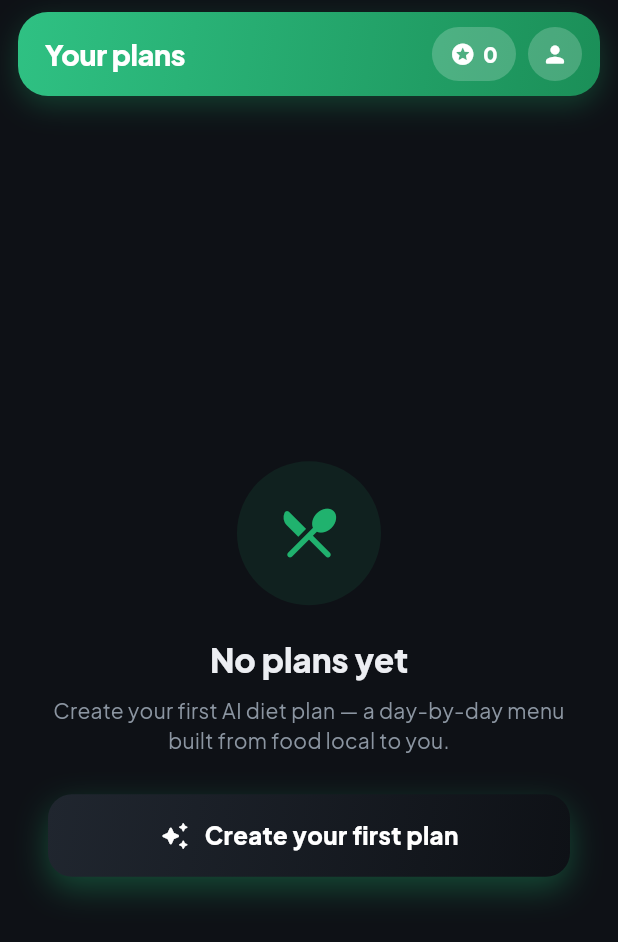
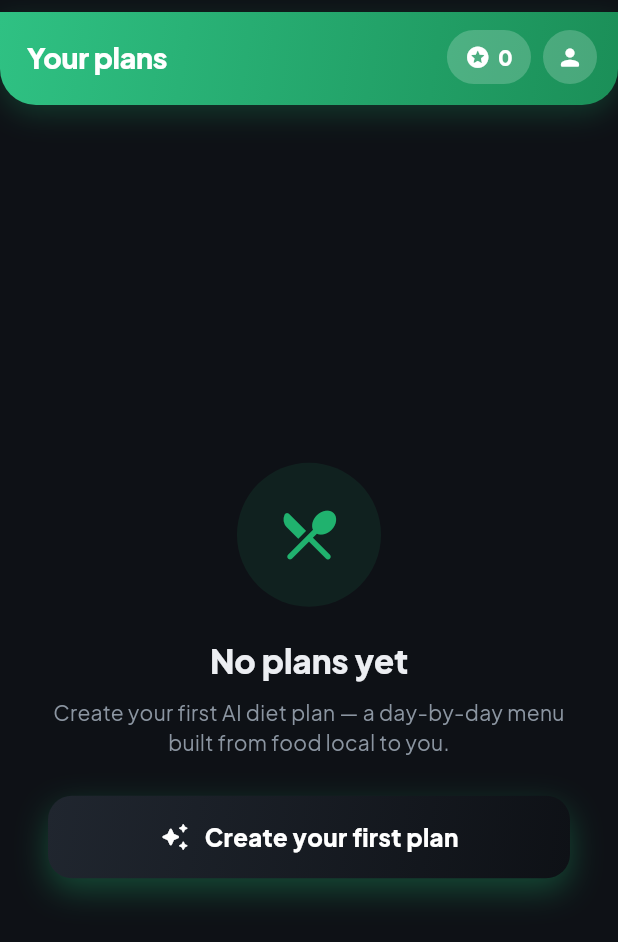
Before and after one commit to krishnaeee/DietPlanner, a Flutter app: the HomeScreen screen opened directly, on a phone screen of 412 x 824 dp. Shown: the top 942 px of the screen. Run offline on Flutter 3.47's test engine with Material 3 defaults, Android fonts, the phone set to English and light mode, and no system bars; our stand-ins replace flutter_local_notifications, flutter_timezone, google_fonts, google_sign_in, shared_preferences, timezone; missing offline and left inert: purchases_flutter; accounts and stored records are empty; network calls fail.

Commit message:
Make the themed header full-width, flush to the sides
Drop the side insets so the brand-colored header spans edge to edge, with
a soft rounded bottom; keep the gap below the status bar.

Co-Authored-By: Claude Opus 4.8 <noreply@anthropic.com>

```diff
--- a/mobile/lib/widgets/fresh.dart
+++ b/mobile/lib/widgets/fresh.dart
@@ -32,20 +32,21 @@ class FreshHeader extends StatelessWidget {
       bottom: false,
       // Gap between the OS status bar and the app's top bar.
       child: Padding(
-        padding: const EdgeInsets.fromLTRB(12, 8, 12, 4),
+        padding: const EdgeInsets.only(top: 8),
         child: Container(
+          // Full-width band, flush to the sides, with a soft rounded bottom.
           decoration: BoxDecoration(
             gradient: AppColors.ctaGradient, // the brand theme colour
-            borderRadius: BorderRadius.circular(20),
+            borderRadius: const BorderRadius.vertical(bottom: Radius.circular(24)),
             boxShadow: [
               BoxShadow(
-                color: AppColors.brand.withValues(alpha: 0.28),
+                color: AppColors.brand.withValues(alpha: 0.24),
                 blurRadius: 16,
                 offset: const Offset(0, 6),
               ),
             ],
           ),
-          padding: EdgeInsets.fromLTRB(showBack ? 10 : 18, 10, 12, 10),
+          padding: EdgeInsets.fromLTRB(showBack ? 12 : 18, 12, 14, 14),
           child: Row(
             crossAxisAlignment: CrossAxisAlignment.center,
             children: [
```
